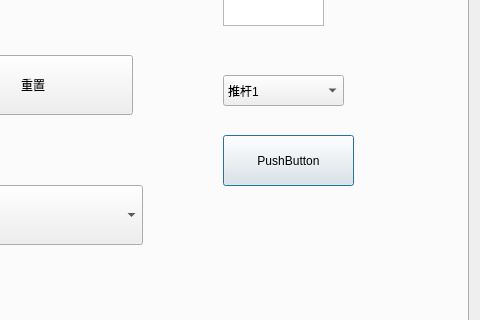
This is main_form.ui in JIYIC-P/Smart-Clothing-Sorting-System as Qt 5 draws it before an edit; both pictures show x 960 to 1440 and y 352 to 672 of the 1440 by 820 pixel window. The edited form follows.
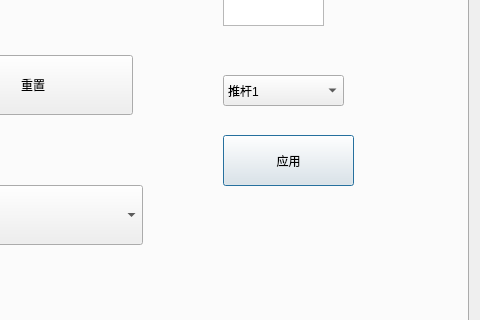
This is the edited form.

Commit message: tab1界面的颜色的设置，已经测试

Patch:
```diff
--- a/main_form.ui
+++ b/main_form.ui
@@ -129,7 +129,7 @@
         </rect>
        </property>
        <property name="text">
-        <string>PushButton</string>
+        <string>应用</string>
        </property>
       </widget>
       <widget class="QTextEdit" name="txt_hsv">
```
Left out of the diff: 2 changed lines with no effect on the pictures. The commit also changes 3 other files.
